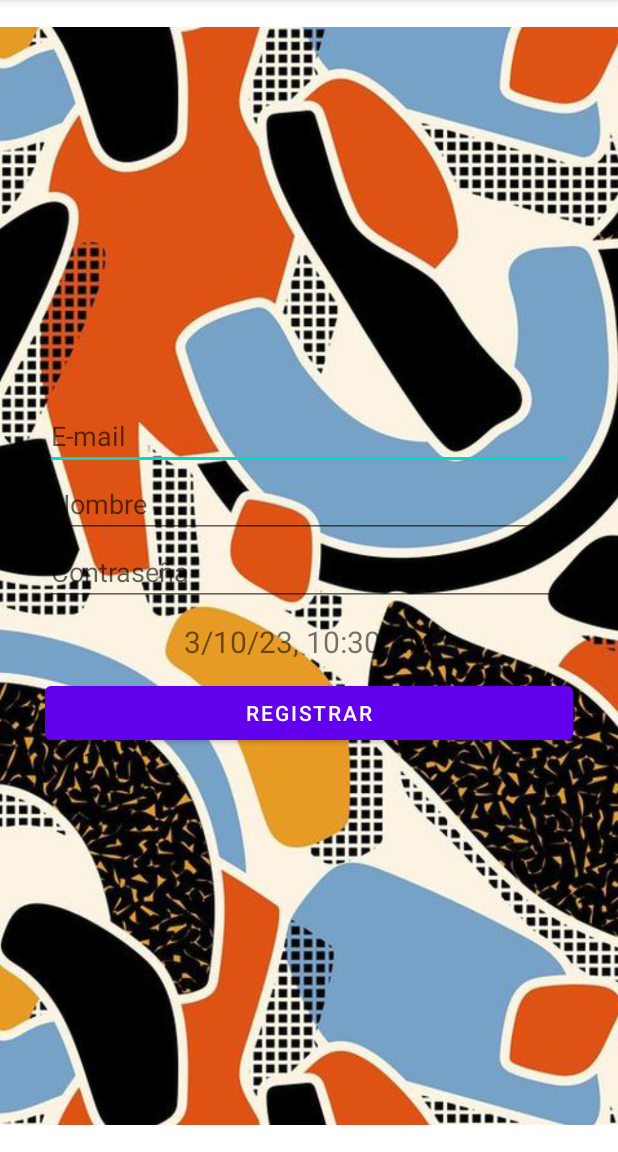
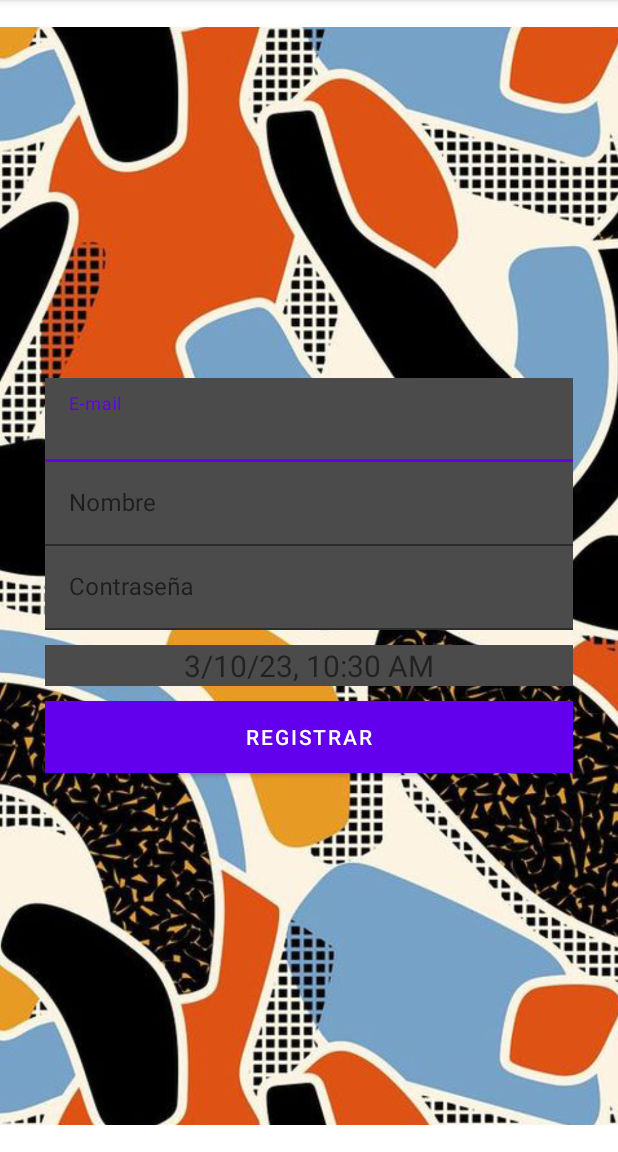
Before and after one commit to drums71ck/ProjectGamePars, an Android app: the Register screen opened directly, with no data from a screen before it, on a phone screen of 412 x 824 dp, the part 84-1236 px from its top. Run offline under Robolectric (Android 15) with nearby library versions, the phone set to English and light mode, and no system bars; our stand-ins replace Firebase (no records; nobody signed in at launch, a user with empty details on screens opened directly).

Commit message:
un poco de css y arrglado el register

```diff
--- a/app/src/main/java/com/example/projectgamepars/Register.kt
+++ b/app/src/main/java/com/example/projectgamepars/Register.kt
@@ -75,7 +75,7 @@
                     updateUI(user)
                 } else {
                     // If sign in fails, display a message to the user.
-                        Toast.makeText(baseContext, "Authentication failed.",
+                    Toast.makeText(baseContext, "Authentication failed.",
                         Toast.LENGTH_SHORT).show()
                     //updateUI(null)
                 }
--- a/app/src/main/res/layout/activity_register.xml
+++ b/app/src/main/res/layout/activity_register.xml
@@ -16,27 +16,47 @@
         android:layout_height="match_parent"
         android:gravity="center"
         android:orientation="vertical"
+
         android:padding="30dp">
         <!-- Form of the mail -->
+        <com.google.android.material.textfield.TextInputLayout
+            android:layout_width="match_parent"
+            android:layout_height="wrap_content">
             <EditText
                 android:id="@+id/correoEt"
+                android:textColorHint="@color/white"
                 android:layout_width="match_parent"
                 android:layout_height="wrap_content"
                 android:inputType="textEmailAddress"
+                android:background="@color/gris"
                 android:hint="@string/correoEt"/>
+        </com.google.android.material.textfield.TextInputLayout>
         <!-- Name of the Player -->
+        <com.google.android.material.textfield.TextInputLayout
+            android:layout_width="match_parent"
+            android:layout_height="wrap_content">
             <EditText
                 android:id="@+id/nombreEt"
                 android:layout_width="match_parent"
                 android:layout_height="wrap_content"
-            android:hint="@string/nombreEt"/>
+                android:hint="@string/nombreEt"
+                android:background="@color/gris"
+                android:textColorHint="@color/white"/>
+        </com.google.android.material.textfield.TextInputLayout>
         <!-- Form of the password -->
+        <com.google.android.material.textfield.TextInputLayout
+            android:layout_width="match_parent"
+            android:layout_height="wrap_content">
+
             <EditText
                 android:id="@+id/passEt"
                 android:layout_width="match_parent"
                 android:layout_height="wrap_content"
                 android:inputType="textPassword"
-            android:hint="@string/passEt"/>
+                android:hint="@string/passEt"
+                android:background="@color/gris"
+                android:textColorHint="@color/white"/>
+        </com.google.android.material.textfield.TextInputLayout>
 
         <!-- Date Actual -->
         <TextView
@@ -46,14 +66,16 @@
             android:gravity="center"
             android:hint="@string/fechaTxt"
             android:textSize="20sp"
-            android:layout_marginTop="10dp"/>
+            android:layout_marginTop="10dp"
+            android:background="@color/gris"/>
         <!-- Btn Of Enter -->
         <Button
             android:id="@+id/btnRegister"
             android:layout_width="match_parent"
             android:layout_height="wrap_content"
             android:text="@string/Registrar"
-            android:layout_marginTop="10dp"/>
+            android:layout_marginTop="10dp"
+            android:background="@color/gris"/>
 
 
     </LinearLayout>
--- a/app/src/main/res/values/colors.xml
+++ b/app/src/main/res/values/colors.xml
@@ -7,4 +7,5 @@
     <color name="teal_700">#FF018786</color>
     <color name="black">#FF000000</color>
     <color name="white">#FFFFFFFF</color>
+    <color name="gris">#4B4B4B</color>
 </resources>
```
Lines whose indentation alone changed are shown as unchanged.
